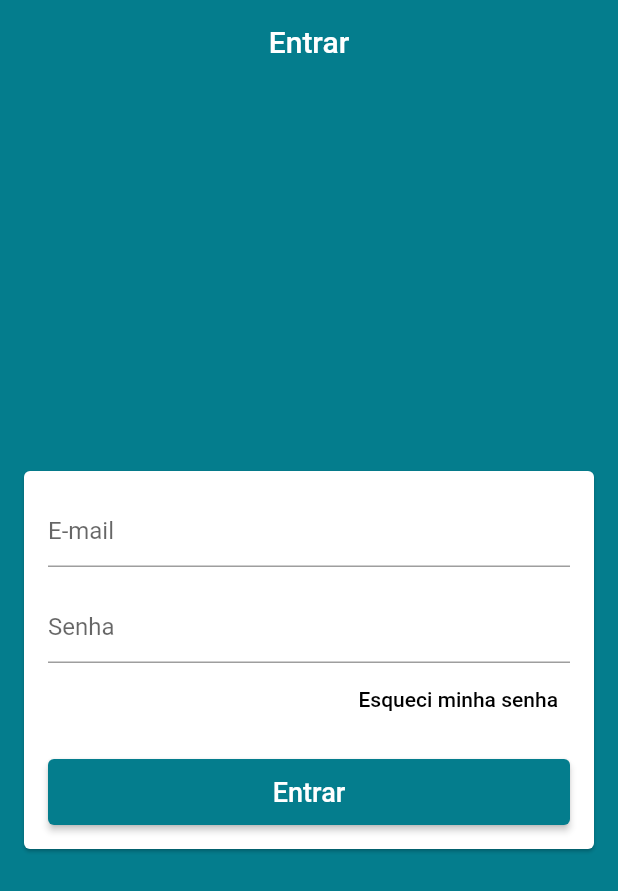
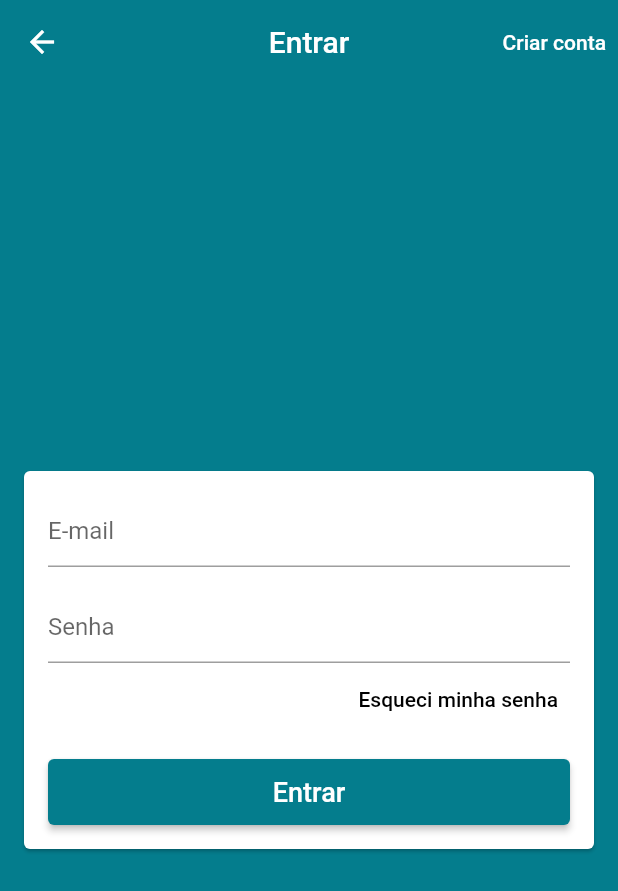
Before and after one commit to Luiz-fss/loja_virtual_completa, a Flutter app: the screen it shows after launch, on a phone screen of 412 x 824 dp. Shown: the top 891 px of the screen. Run offline on Flutter 3.47's test engine with Material 2 defaults, Android fonts, the phone set to English and light mode, and no system bars; our stand-ins replace cloud_firestore, firebase_auth, firebase_core; accounts and stored records are empty.

Commit message:
Criação da UI De cadastro de conta

```diff
--- a/lib/main.dart
+++ b/lib/main.dart
@@ -4,6 +4,7 @@ import 'package:firebase_core/firebase_core.dart';
 import 'package:flutter/material.dart';
 import 'package:loja_virtual_completa/models/gerenciador-usuario.dart';
 import 'package:loja_virtual_completa/models/usuario-model.dart';
+import 'package:loja_virtual_completa/telas/login/cadastro-conta.dart';
 import 'package:loja_virtual_completa/telas/tela-base.dart';
 import 'package:provider/provider.dart';
 
@@ -31,7 +32,17 @@ class MyApp extends StatelessWidget {
           scaffoldBackgroundColor:const Color.fromARGB(255, 4, 125, 141),
           appBarTheme: const AppBarTheme(elevation: 0)
         ),
-        home: TelaBase(),
+       initialRoute: "/tela-base",
+       onGenerateRoute: (settings){
+          switch(settings.name){
+            case "/tela-base":
+              return MaterialPageRoute(builder: (_)=>TelaBase());
+            case "/cadastro-conta":
+              return MaterialPageRoute(builder: (_)=> CadastroConta());
+            default:
+              return MaterialPageRoute(builder: (_)=>TelaBase());
+          }
+       },
       ),
     );
   }
--- a/lib/telas/login/tela-login.dart
+++ b/lib/telas/login/tela-login.dart
@@ -21,6 +21,19 @@ class TelaLogin extends StatelessWidget {
         title: const Text("Entrar"),
         centerTitle: true,
         backgroundColor:  const Color.fromARGB(255, 4, 125, 141),
+        actions: [
+          TextButton(
+              onPressed: (){
+                Navigator.pushReplacementNamed(context, "/cadastro-conta");
+              },
+              child: const Text(
+                  "Criar conta",
+                  style: TextStyle(
+                    color: Colors.white,
+                    fontSize: 14
+                  ),
+              ))
+        ],
       ),
       body: Center(
         child: Card(
```
Also changed, not shown: lib/models/gerenciador-usuario.dart (+12 -5 lines), lib/telas/login/cadastro-conta.dart (added, +79 -0 lines).
